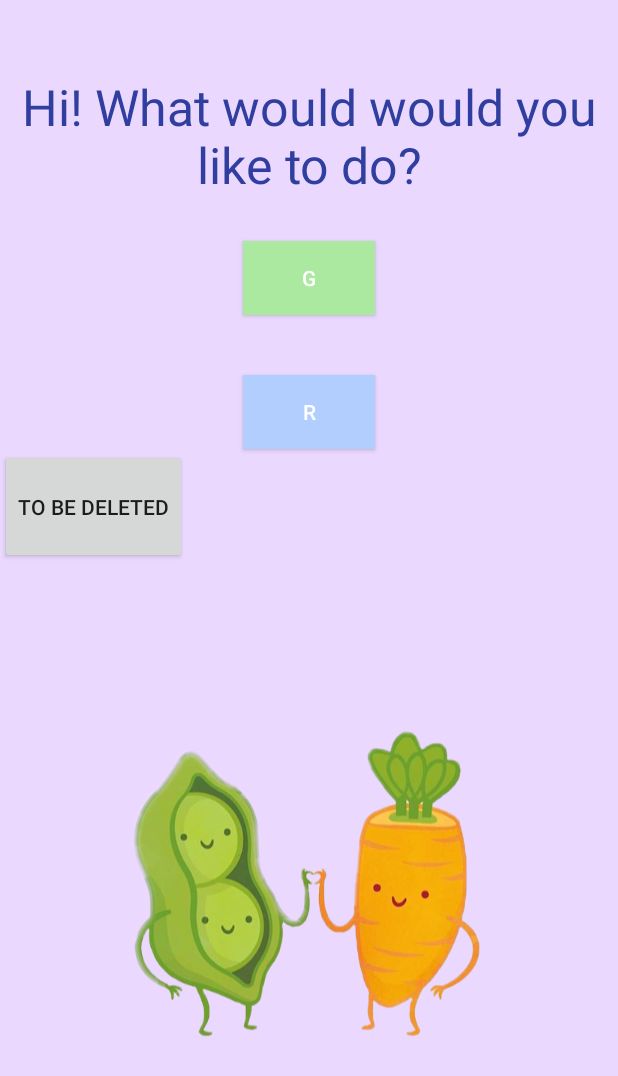
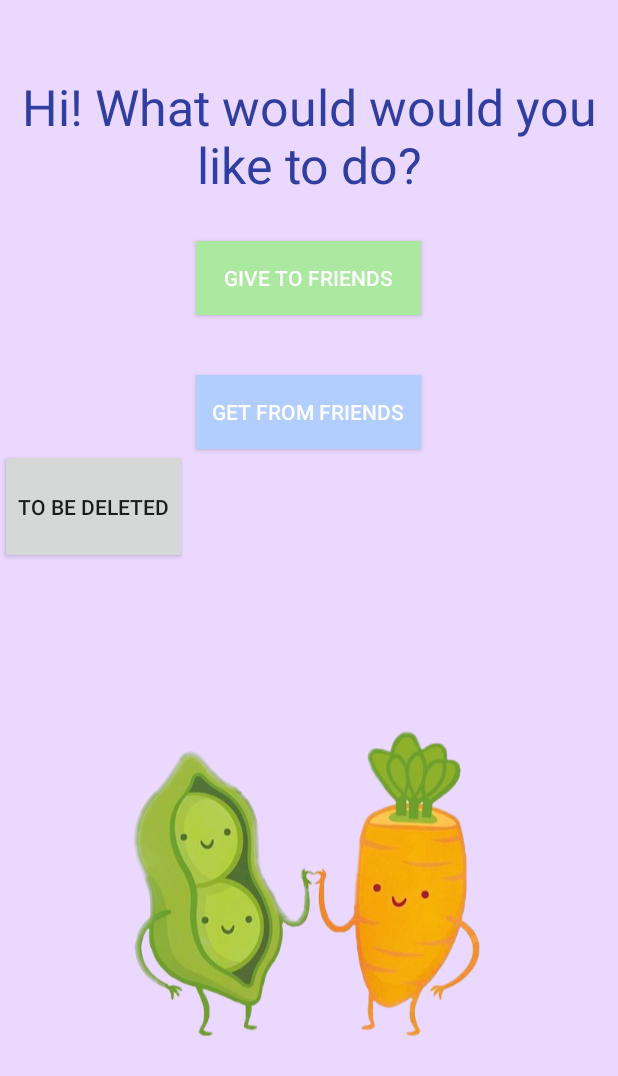
Before and after one commit to tiluong/CruzHacks2018, an Android app: the screen it shows after launch (MainActivity), on a phone screen of 412 x 824 dp. Shown: the top 1076 px of the screen. Run offline under Robolectric (Android 15) with nearby library versions, the phone set to English and light mode, and no system bars.

Commit message:
fixed buttons on Main, add markers, send Intent to donor page

```diff
--- a/app/src/main/java/tiff/cruzhacks2018/MainActivity.java
+++ b/app/src/main/java/tiff/cruzhacks2018/MainActivity.java
@@ -27,6 +27,7 @@ public class MainActivity extends AppCompatActivity implements LocationListener
     Double Latitude;
 
     Button getLocationBtn;
+    Button giveLocationBtn;
     LocationManager locationManager;
     TextView locationText;
 
@@ -37,7 +38,8 @@ public class MainActivity extends AppCompatActivity implements LocationListener
         setContentView(R.layout.activity_main);
 
 
-        getLocationBtn = (Button)findViewById(R.id.G);
+        getLocationBtn = (Button)findViewById(R.id.R);
+        giveLocationBtn = (Button)findViewById(R.id.G);
 //        locationText = (TextView)findViewById(R.id.TV);
 
         if (ContextCompat.checkSelfPermission(getApplicationContext(),
@@ -66,7 +68,28 @@ public class MainActivity extends AppCompatActivity implements LocationListener
 //                }
                 myIntent.putExtra("Long", Longitude);
                 myIntent.putExtra("Lat", Latitude);
+                myIntent.putExtra("type", "getting");
 
+//                Toast.makeText(MainActivity.this, "Long:"+Longitude+" Lat:"+Latitude, Toast.LENGTH_SHORT).show();
+                startActivity(myIntent);
+            }
+        });
+
+        giveLocationBtn.setOnClickListener(new View.OnClickListener() {
+            @Override
+            public void onClick(View v) {
+
+                Intent myIntent = new Intent(MainActivity.this, MapsActivity2.class);
+//                System.out.println("asdfd");
+//                System.out.print("Long:"+Longitude+" Lat:"+Latitude);
+//                try {
+//                    TimeUnit.SECONDS.sleep(5);
+//                } catch (InterruptedException e) {
+//                    e.printStackTrace();
+//                }
+                myIntent.putExtra("Long", Longitude);
+                myIntent.putExtra("Lat", Latitude);
+                myIntent.putExtra("type", "giving");
 //                Toast.makeText(MainActivity.this, "Long:"+Longitude+" Lat:"+Latitude, Toast.LENGTH_SHORT).show();
                 startActivity(myIntent);
             }
--- a/app/src/main/res/layout/activity_main.xml
+++ b/app/src/main/res/layout/activity_main.xml
@@ -27,22 +27,22 @@
 
     <Button
         android:id="@+id/G"
-        android:layout_width="wrap_content"
+        android:layout_width="150dp"
         android:layout_height="wrap_content"
         android:layout_gravity="center_horizontal"
         android:layout_marginBottom="20dp"
         android:background="@color/Green"
-        android:text="G"
+        android:text="Give to friends"
         android:textColor="@color/white"
         android:layout_weight="0.005"/>
 
     <Button
         android:id="@+id/R"
-        android:layout_width="wrap_content"
+        android:layout_width="150dp"
         android:layout_height="wrap_content"
         android:layout_gravity="center_horizontal"
         android:layout_marginTop="20dp"
-        android:text="R"
+        android:text="Get from friends"
         android:background="@color/Blue"
         android:textColor="@color/white"
         android:onClick="onClickR"
--- a/app/src/main/res/layout/activity_volunteer.xml
+++ b/app/src/main/res/layout/activity_volunteer.xml
@@ -45,7 +45,7 @@
         android:layout_alignStart="@+id/passInput"
         android:layout_below="@+id/passInput"
         android:ems="10"
-        android:hint="Re-enter Password"
+        android:hint="Confirm Password"
         android:inputType="textWebPassword" />
 
     <Button
```
Also changed, not shown: app/src/main/java/tiff/cruzhacks2018/MapsActivity2.java (+41 -3 lines).
